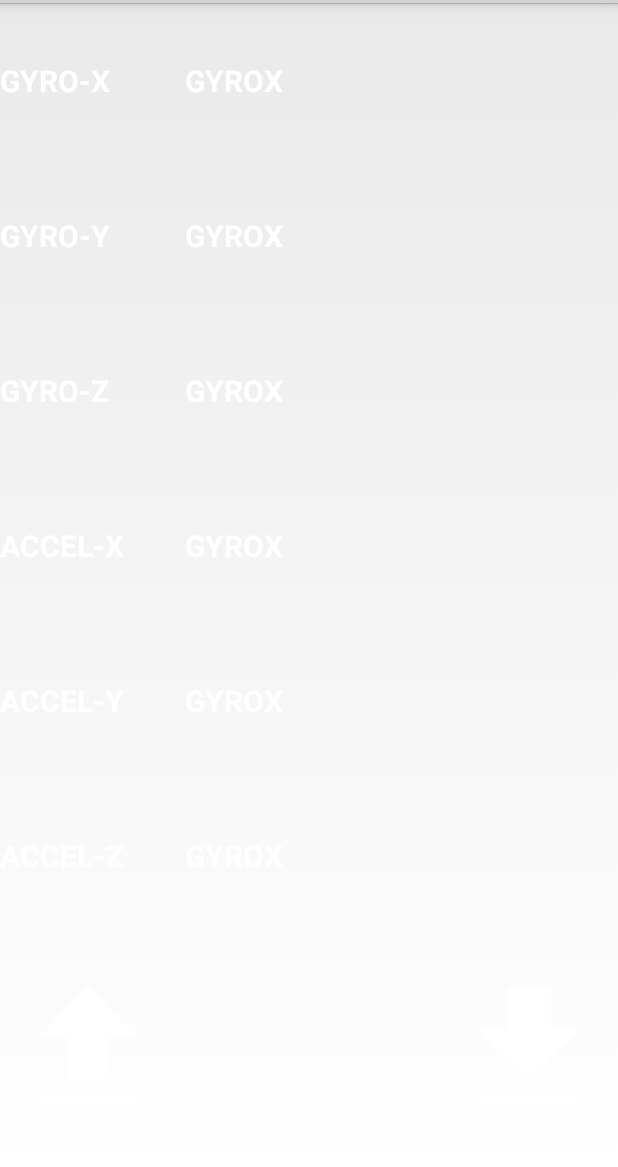
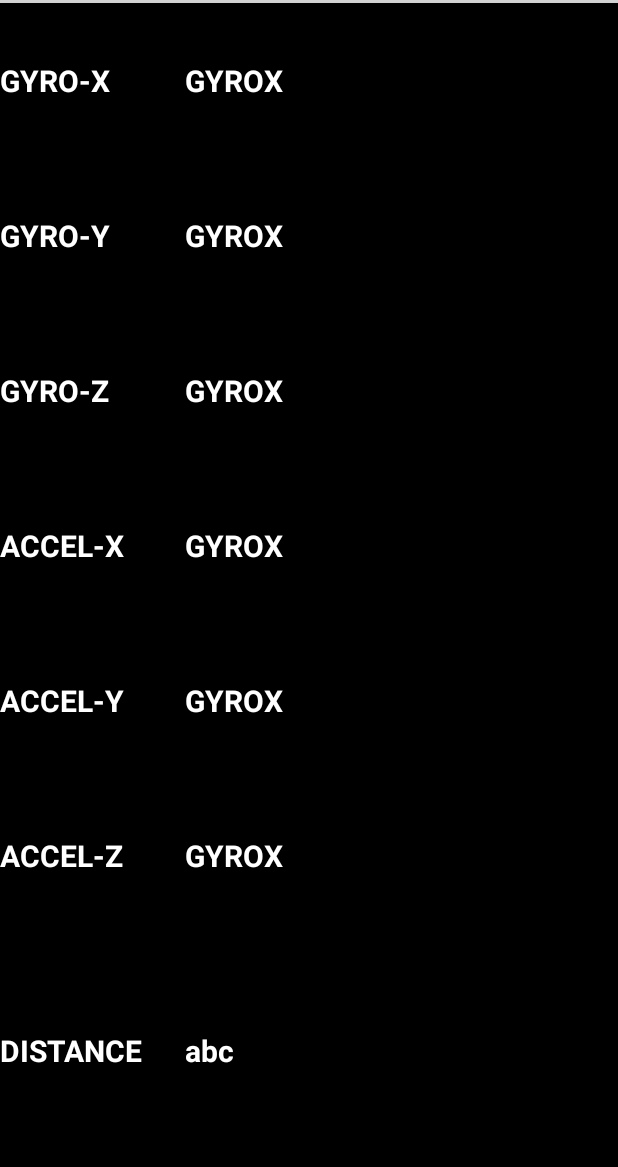
Before and after one commit to chipfc/Android-nRF-UART, an Android app: the fragment FragmentWifiSetting shown on its own in the app's theme, on a phone screen of 412 x 824 dp, the part 69-1236 px from its top. Run offline under Robolectric (Android 15) with nearby library versions, the phone set to English and light mode, and no system bars; libraries missing offline, so code that uses them is left out: com.github.ybq.android, com.squareup.okhttp.

Commit message:
Update Kinis

```diff
--- a/Android-nRF-UART-master/app/src/main/res/layout/fragment_wifi_setting.xml
+++ b/Android-nRF-UART-master/app/src/main/res/layout/fragment_wifi_setting.xml
@@ -2,7 +2,8 @@
 <LinearLayout xmlns:android="http://schemas.android.com/apk/res/android"
     android:layout_width="match_parent"
     android:layout_height="match_parent"
-    android:orientation="vertical">
+    android:orientation="vertical"
+    android:background="@color/black">
 
     <!--<TextView-->
         <!--android:layout_width="wrap_content"-->
@@ -199,7 +200,31 @@
         android:layout_weight="2"
         android:orientation="horizontal">
 
+
+        <TextView
+            android:textSize="20dp"
+            android:textColor="@color/white"
+            android:textStyle="bold"
+            android:layout_width="0dp"
+            android:layout_height="match_parent"
+            android:layout_weight="3"
+            android:text="DISTANCE"
+            android:gravity="center_vertical"/>
+        <TextView
+            android:textSize="20dp"
+            android:textColor="@color/white"
+            android:textStyle="bold"
+            android:id="@+id/txtDistance"
+            android:layout_width="0dp"
+            android:layout_height="match_parent"
+            android:layout_weight="7"
+            android:text="abc"
+            android:gravity="center_vertical"/>
+
+
+
         <LinearLayout
+            android:visibility="gone"
             android:layout_width="0dp"
             android:layout_height="match_parent"
             android:layout_weight="4"
@@ -219,6 +244,7 @@
         </LinearLayout>
 
         <LinearLayout
+            android:visibility="gone"
             android:layout_width="0dp"
             android:layout_height="match_parent"
             android:layout_weight="6"
@@ -235,6 +261,7 @@
         </LinearLayout>
 
         <LinearLayout
+            android:visibility="gone"
             android:layout_width="0dp"
             android:layout_height="match_parent"
             android:layout_weight="4"
```
Also changed, not shown: Android-nRF-UART-master/app/src/main/java/com/nordicsemi/nrfUARTv2/FragmentWifiSetting.java (+32 -1 lines), Android-nRF-UART-master/app/src/main/java/com/nordicsemi/nrfUARTv2/MainActivity.java (+10 -6 lines).
